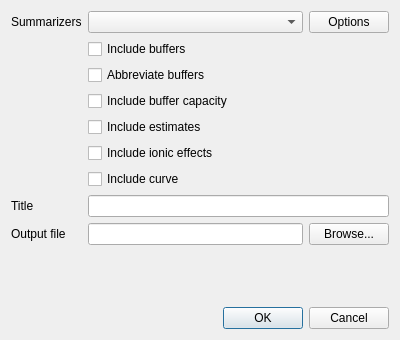
The window that src/ui/summarizedialog.ui (echmet/AnglerFish) describes before a commit, drawn with Qt 5.
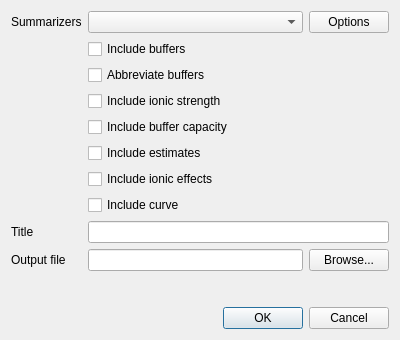
The same window after the commit.

Commit message: Add an option to export ionic strength in summary

```diff
--- a/src/ui/summarizedialog.ui
+++ b/src/ui/summarizedialog.ui
@@ -61,45 +61,45 @@
        </property>
       </widget>
      </item>
-     <item row="4" column="1">
+     <item row="5" column="1">
       <widget class="QCheckBox" name="qcb_includeEstimates">
        <property name="text">
         <string>Include estimates</string>
        </property>
       </widget>
      </item>
-     <item row="5" column="1">
+     <item row="6" column="1">
       <widget class="QCheckBox" name="qcb_includeIonicEffects">
        <property name="text">
         <string>Include ionic effects</string>
        </property>
       </widget>
      </item>
-     <item row="6" column="1">
+     <item row="7" column="1">
       <widget class="QCheckBox" name="qcb_includeCurve">
        <property name="text">
         <string>Include curve</string>
        </property>
       </widget>
      </item>
-     <item row="7" column="0">
+     <item row="8" column="0">
       <widget class="QLabel" name="ql_title">
        <property name="text">
         <string>Title</string>
        </property>
       </widget>
      </item>
-     <item row="7" column="1">
+     <item row="8" column="1">
       <widget class="QLineEdit" name="qle_title"/>
      </item>
-     <item row="8" column="0">
+     <item row="9" column="0">
       <widget class="QLabel" name="ql_outputFile">
        <property name="text">
         <string>Output file</string>
        </property>
       </widget>
      </item>
-     <item row="8" column="1">
+     <item row="9" column="1">
       <layout class="QHBoxLayout" name="horizontalLayout_2">
        <item>
         <widget class="QLineEdit" name="qle_outputFile"/>
@@ -113,13 +113,20 @@
        </item>
       </layout>
      </item>
-     <item row="3" column="1">
+     <item row="4" column="1">
       <widget class="QCheckBox" name="qcb_includeBufferCapacity">
        <property name="text">
         <string>Include buffer capacity</string>
        </property>
       </widget>
      </item>
+     <item row="3" column="1">
+      <widget class="QCheckBox" name="qcb_includeIonicStrength">
+       <property name="text">
+        <string>Include ionic strength</string>
+       </property>
+      </widget>
+     </item>
     </layout>
    </item>
    <item>
```
The commit also changes 4 other files.
